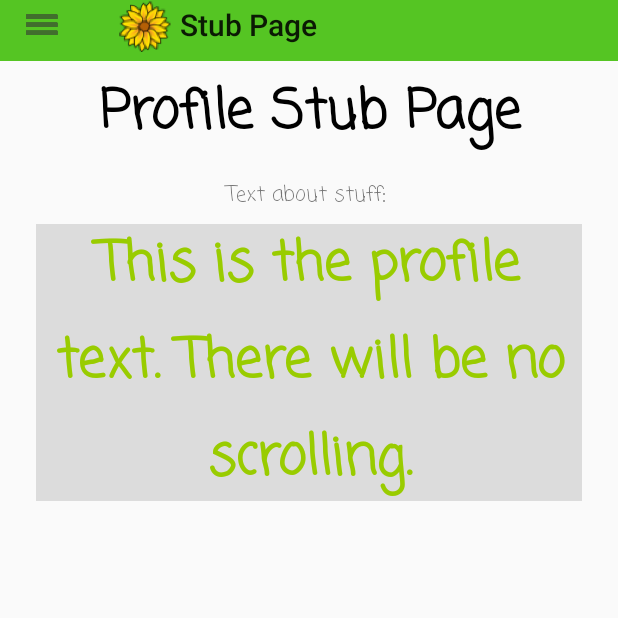
After one commit to ALLComplex/Cultivate, an Android app: the ProfileActivity screen opened directly, with no data from a screen before it, on a phone screen of 412 x 824 dp, the top half of it. The commit adds this screen. Run offline under Robolectric (Android 15) with nearby library versions, the phone set to English and light mode, and no system bars.

Commit message:
Added group and profile button and stub pages

```diff
--- /dev/null
+++ b/app/src/main/java/com/cultivate/juniordesign/cultivate/ProfileActivity.java
@@ -0,0 +1,17 @@
+package com.cultivate.juniordesign.cultivate;
+
+import android.os.Bundle;
+import android.support.v7.app.AppCompatActivity;
+
+/**
+ * Created by Paul on 9/10/2017.
+ */
+
+public class ProfileActivity extends AppCompatActivity {
+
+    @Override
+    protected void onCreate(Bundle savedInstanceState) {
+        super.onCreate(savedInstanceState);
+        setContentView(R.layout.profile_stub);
+    }
+}
--- /dev/null
+++ b/app/src/main/res/layout/profile_stub.xml
@@ -0,0 +1,114 @@
+<?xml version="1.0" encoding="utf-8"?>
+<android.support.constraint.ConstraintLayout xmlns:android="http://schemas.android.com/apk/res/android"
+    xmlns:app="http://schemas.android.com/apk/res-auto"
+    xmlns:tools="http://schemas.android.com/tools"
+    android:layout_width="match_parent"
+    android:layout_height="match_parent"
+    android:baselineAligned="false">
+
+    <android.support.v7.widget.Toolbar
+        android:id="@+id/toolbar"
+        android:layout_width="0dp"
+        android:layout_height="48dp"
+        android:layout_marginLeft="0dp"
+        android:layout_marginRight="0dp"
+        android:layout_marginTop="-8dp"
+        android:background="@color/that_green"
+        android:elevation="0dp"
+        android:minHeight="?attr/actionBarSize"
+        android:theme="?attr/actionBarTheme"
+        app:layout_constraintHorizontal_bias="0.0"
+        app:layout_constraintLeft_toLeftOf="parent"
+        app:layout_constraintRight_toRightOf="parent"
+        app:layout_constraintTop_toTopOf="parent"
+        app:logo="@mipmap/ic_launcher"
+        app:navigationIcon="@drawable/ic_action_name"
+        app:title="Stub Page" />
+
+    <TextView
+        android:id="@+id/textView2"
+        android:layout_width="0dp"
+        android:layout_height="wrap_content"
+        android:layout_marginLeft="8dp"
+        android:layout_marginRight="8dp"
+        android:layout_marginTop="8dp"
+        android:layout_weight="0.69"
+        android:fontFamily="casual"
+        android:text="Profile Stub Page"
+        android:textAlignment="center"
+        android:textColor="@android:color/black"
+        android:textSize="36sp"
+        android:textStyle="bold"
+        app:layout_constraintLeft_toLeftOf="parent"
+        app:layout_constraintRight_toRightOf="parent"
+        app:layout_constraintTop_toBottomOf="@+id/toolbar"
+        app:layout_constraintHorizontal_bias="0.0" />
+
+    <ScrollView
+        android:layout_width="0dp"
+        android:layout_height="0dp"
+        android:layout_marginBottom="8dp"
+        android:layout_marginLeft="8dp"
+        android:layout_marginRight="8dp"
+        android:layout_marginTop="8dp"
+        app:layout_constraintBottom_toBottomOf="parent"
+        app:layout_constraintHorizontal_bias="1.0"
+        app:layout_constraintLeft_toLeftOf="parent"
+        app:layout_constraintRight_toRightOf="parent"
+        app:layout_constraintVertical_bias="0.0"
+        app:layout_constraintTop_toBottomOf="@+id/textView2"
+        android:layout_marginStart="8dp"
+        android:layout_marginEnd="8dp">
+
+        <LinearLayout
+            android:layout_width="match_parent"
+            android:layout_height="match_parent"
+            android:layout_marginBottom="8dp"
+            android:layout_marginLeft="8dp"
+            android:layout_marginRight="8dp"
+            android:layout_marginTop="8dp"
+            android:orientation="vertical"
+            app:layout_constraintBottom_toBottomOf="parent"
+            app:layout_constraintLeft_toLeftOf="parent"
+            app:layout_constraintRight_toRightOf="parent"
+            app:layout_constraintTop_toTopOf="parent">
+
+            <TextView
+                android:id="@+id/textView3"
+                android:layout_width="match_parent"
+                android:layout_height="wrap_content"
+                android:layout_weight="0.69"
+                android:fontFamily="casual"
+                android:text="Text about stuff: "
+                android:textAlignment="center" />
+
+            <TextView
+                android:id="@+id/textView"
+                android:layout_width="match_parent"
+                android:layout_height="match_parent"
+                android:layout_marginBottom="8dp"
+                android:layout_marginEnd="8dp"
+                android:layout_marginLeft="8dp"
+                android:layout_marginRight="8dp"
+                android:layout_marginStart="8dp"
+                android:layout_marginTop="8dp"
+                android:layout_weight="0.69"
+                android:background="?attr/colorControlHighlight"
+                android:fontFamily="casual"
+                android:lineSpacingExtra="10sp"
+                android:text="This is the profile text. There will be no scrolling."
+                android:textAlignment="center"
+                android:textColor="@android:color/holo_green_light"
+                android:textSize="36sp"
+                android:textStyle="bold"
+                android:typeface="monospace"
+                app:layout_constraintBottom_toBottomOf="parent"
+                app:layout_constraintHorizontal_bias="0.0"
+                app:layout_constraintLeft_toLeftOf="parent"
+                app:layout_constraintRight_toRightOf="parent"
+                app:layout_constraintTop_toTopOf="parent"
+                app:layout_constraintVertical_bias="0.0" />
+        </LinearLayout>
+    </ScrollView>
+
+</android.support.constraint.ConstraintLayout>
```
Also changed, not shown: app/src/main/AndroidManifest.xml (+8 -14 lines), app/src/main/java/com/cultivate/juniordesign/cultivate/GroupActivity.java (added, +17 -0 lines), app/src/main/java/com/cultivate/juniordesign/cultivate/MainActivity.java (+10 -0 lines), app/src/main/res/layout/activity_main.xml (+23 -6 lines), app/src/main/res/layout/group_stub.xml (added, +114 -0 lines).
